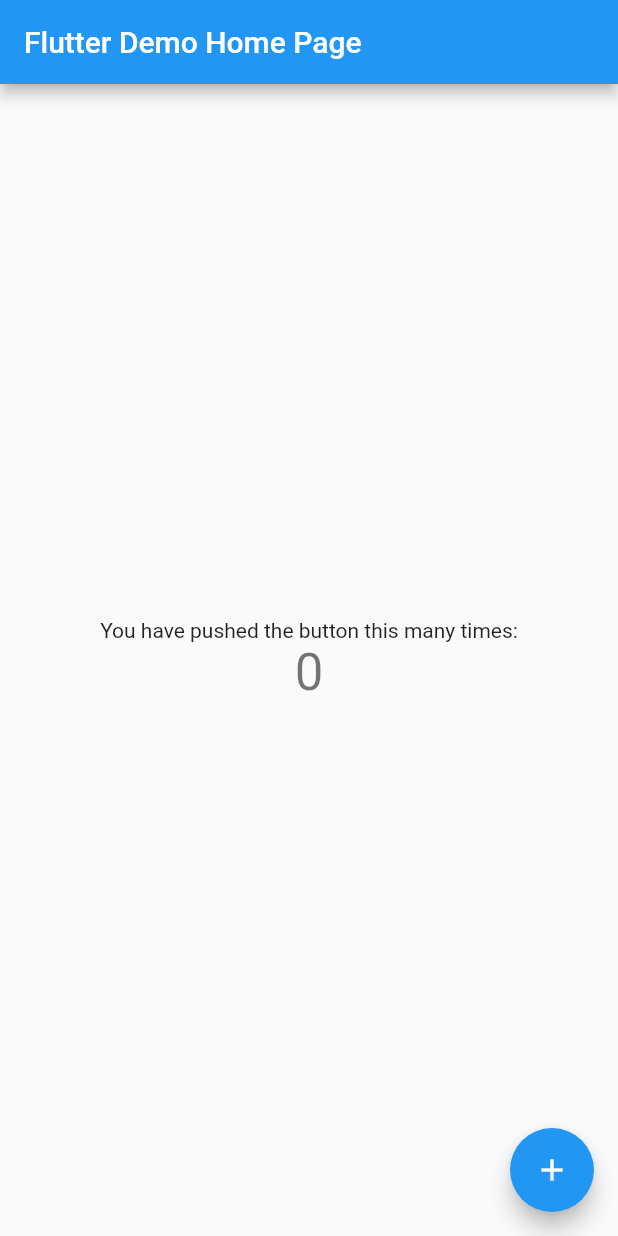
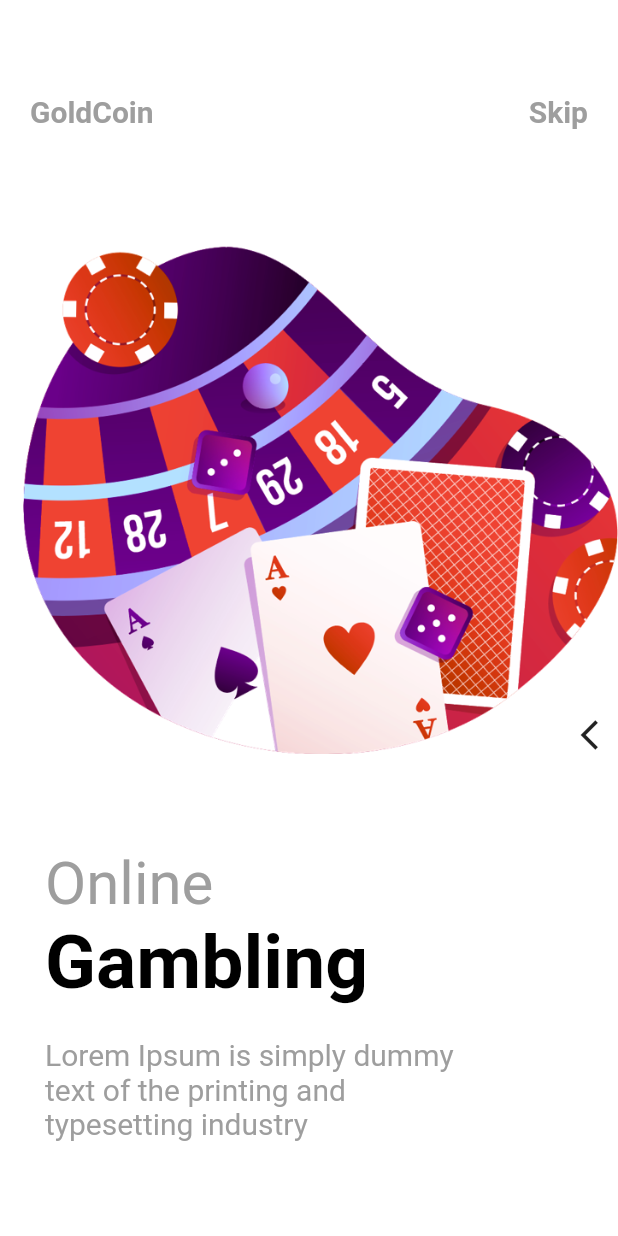
Before and after one commit to niraj97/liquid_swipe, a Flutter app: the screen it shows after launch, on a phone screen of 412 x 824 dp. Run offline on Flutter 3.47's test engine with Material 2 defaults, Android fonts, the phone set to English and light mode, and no system bars; drawn by our look-alikes of liquid_swipe.

Commit message:
final commit

```diff
--- a/lib/main.dart
+++ b/lib/main.dart
@@ -1,117 +1,221 @@
 import 'package:flutter/material.dart';
+import 'package:liquid_swipe/liquid_swipe.dart';
+import 'package:liquid_swipe/Helpers/Helpers.dart';
 
 void main() {
-  runApp(MyApp());
+  runApp(HomePage());
 }
 
-class MyApp extends StatelessWidget {
-  // This widget is the root of your application.
-  @override
-  Widget build(BuildContext context) {
-    return MaterialApp(
-      title: 'Flutter Demo',
-      theme: ThemeData(
-        // This is the theme of your application.
-        //
-        // Try running your application with "flutter run". You'll see the
-        // application has a blue toolbar. Then, without quitting the app, try
-        // changing the primarySwatch below to Colors.green and then invoke
-        // "hot reload" (press "r" in the console where you ran "flutter run",
-        // or simply save your changes to "hot reload" in a Flutter IDE).
-        // Notice that the counter didn't reset back to zero; the application
-        // is not restarted.
-        primarySwatch: Colors.blue,
-        // This makes the visual density adapt to the platform that you run
-        // the app on. For desktop platforms, the controls will be smaller and
-        // closer together (more dense) than on mobile platforms.
-        visualDensity: VisualDensity.adaptivePlatformDensity,
-      ),
-      home: MyHomePage(title: 'Flutter Demo Home Page'),
+class HomePage extends StatelessWidget {
+  static const TextStyle goldcoinGreyStyle = TextStyle(
+    color: Colors.grey,
+    fontSize: 20.0,
+    fontWeight: FontWeight.bold,
   );
-  }
-}
 
-class MyHomePage extends StatefulWidget {
-  MyHomePage({Key key, this.title}) : super(key: key);
+  static const TextStyle goldCoinWhiteStyle = TextStyle(
+    color: Colors.white,
+    fontSize: 20.0,
+    fontWeight: FontWeight.bold,
+  );
 
-  // This widget is the home page of your application. It is stateful, meaning
-  // that it has a State object (defined below) that contains fields that affect
-  // how it looks.
+  static const TextStyle greyStyle = TextStyle(
+    fontSize: 40.0,
+    color: Colors.grey,
+  );
+  static const TextStyle whiteStyle =
+      TextStyle(fontSize: 40.0, color: Colors.white);
 
-  // This class is the configuration for the state. It holds the values (in this
-  // case the title) provided by the parent (in this case the App widget) and
-  // used by the build method of the State. Fields in a Widget subclass are
-  // always marked "final".
+  static const TextStyle boldStyle = TextStyle(
+    fontSize: 50.0,
+    color: Colors.black,
+    fontWeight: FontWeight.bold,
+  );
 
-  final String title;
+  static const TextStyle descriptionGreyStyle = TextStyle(
+    color: Colors.grey,
+    fontSize: 20.0,
+  );
 
-  @override
-  _MyHomePageState createState() => _MyHomePageState();
-}
+  static const TextStyle descriptionWhiteStyle = TextStyle(
+    color: Colors.white,
+    fontSize: 20.0,
+  );
 
-class _MyHomePageState extends State<MyHomePage> {
-  int _counter = 0;
-
-  void _incrementCounter() {
-    setState(() {
-      // This call to setState tells the Flutter framework that something has
-      // changed in this State, which causes it to rerun the build method below
-      // so that the display can reflect the updated values. If we changed
-      // _counter without calling setState(), then the build method would not be
-      // called again, and so nothing would appear to happen.
-      _counter++;
-    });
-  }
-
-  @override
-  Widget build(BuildContext context) {
-    // This method is rerun every time setState is called, for instance as done
-    // by the _incrementCounter method above.
-    //
-    // The Flutter framework has been optimized to make rerunning build methods
-    // fast, so that you can just rebuild anything that needs updating rather
-    // than having to individually change instances of widgets.
-    return Scaffold(
-      appBar: AppBar(
-        // Here we take the value from the MyHomePage object that was created by
-        // the App.build method, and use it to set our appbar title.
-        title: Text(widget.title),
-      ),
-      body: Center(
-        // Center is a layout widget. It takes a single child and positions it
-        // in the middle of the parent.
+  final pages = [
+    Container(
+      color: Colors.white,
       child: Column(
-          // Column is also a layout widget. It takes a list of children and
-          // arranges them vertically. By default, it sizes itself to fit its
-          // children horizontally, and tries to be as tall as its parent.
-          //
-          // Invoke "debug painting" (press "p" in the console, choose the
-          // "Toggle Debug Paint" action from the Flutter Inspector in Android
-          // Studio, or the "Toggle Debug Paint" command in Visual Studio Code)
-          // to see the wireframe for each widget.
-          //
-          // Column has various properties to control how it sizes itself and
-          // how it positions its children. Here we use mainAxisAlignment to
-          // center the children vertically; the main axis here is the vertical
-          // axis because Columns are vertical (the cross axis would be
-          // horizontal).
-          mainAxisAlignment: MainAxisAlignment.center,
+        mainAxisAlignment: MainAxisAlignment.spaceEvenly,
+        crossAxisAlignment: CrossAxisAlignment.start,
+        children: <Widget>[
+          Padding(
+            padding: const EdgeInsets.symmetric(horizontal: 20.0),
+            child: Row(
+              mainAxisAlignment: MainAxisAlignment.spaceBetween,
               children: <Widget>[
                 Text(
-              'You have pushed the button this many times:',
+                  "GoldCoin",
+                  style: goldcoinGreyStyle,
                 ),
                 Text(
-              '$_counter',
-              style: Theme.of(context).textTheme.headline4,
+                  "Skip",
+                  style: goldcoinGreyStyle,
                 ),
               ],
             ),
           ),
-      floatingActionButton: FloatingActionButton(
-        onPressed: _incrementCounter,
-        tooltip: 'Increment',
-        child: Icon(Icons.add),
-      ), // This trailing comma makes auto-formatting nicer for build methods.
+          Image.asset("assets/firstImage.png"),
+          Padding(
+            padding: const EdgeInsets.symmetric(horizontal: 30.0),
+            child: Column(
+              // mainAxisAlignment: MainAxisAlignment.start,
+              crossAxisAlignment: CrossAxisAlignment.start,
+              children: <Widget>[
+                Text(
+                  "Online",
+                  style: greyStyle,
+                ),
+                Text(
+                  "Gambling",
+                  style: boldStyle,
+                ),
+                SizedBox(
+                  height: 20.0,
+                ),
+                Text(
+                  "Lorem Ipsum is simply dummy\n"
+                  "text of the printing and \n"
+                  "typesetting industry",
+                  style: descriptionGreyStyle,
+                ),
+              ],
+            ),
+          )
+        ],
+      ),
+    ),
+    Container(
+      color: Color(0xFF55006c),
+      child: Column(
+        mainAxisAlignment: MainAxisAlignment.spaceEvenly,
+        crossAxisAlignment: CrossAxisAlignment.start,
+        children: <Widget>[
+          Padding(
+            padding: const EdgeInsets.symmetric(horizontal: 20.0),
+            child: Row(
+              mainAxisAlignment: MainAxisAlignment.spaceBetween,
+              children: <Widget>[
+                Text(
+                  "GoldCoin",
+                  style: goldCoinWhiteStyle,
+                ),
+                Text(
+                  "Skip",
+                  style: goldCoinWhiteStyle,
+                ),
+              ],
+            ),
+          ),
+          Image.asset("assets/secondImage.png"),
+          Padding(
+            padding: const EdgeInsets.symmetric(horizontal: 30.0),
+            child: Column(
+              crossAxisAlignment: CrossAxisAlignment.start,
+              children: <Widget>[
+                Text(
+                  "Online",
+                  style: whiteStyle,
+                ),
+                Text(
+                  "Gaming",
+                  style: boldStyle,
+                ),
+                SizedBox(
+                  height: 20.0,
+                ),
+                Text(
+                  "Lorem Ipsum is simply dummy\n"
+                  "text of the printing and \n"
+                  "typesetting industry",
+                  style: descriptionWhiteStyle,
+                ),
+              ],
+            ),
+          )
+        ],
+      ),
+    ),
+    Container(
+      color: Colors.orange,
+      child: Column(
+        mainAxisAlignment: MainAxisAlignment.spaceEvenly,
+        crossAxisAlignment: CrossAxisAlignment.start,
+        children: <Widget>[
+          Padding(
+            padding: const EdgeInsets.symmetric(horizontal: 20.0),
+            child: Row(
+              mainAxisAlignment: MainAxisAlignment.spaceBetween,
+              children: <Widget>[
+                Text(
+                  "GoldCoin",
+                  style: goldCoinWhiteStyle,
+                ),
+                Text(
+                  "Skip",
+                  style: goldCoinWhiteStyle,
+                ),
+              ],
+            ),
+          ),
+          Image.asset("assets/firstImage.png"),
+          Padding(
+            padding: const EdgeInsets.symmetric(horizontal: 30.0),
+            child: Column(
+              crossAxisAlignment: CrossAxisAlignment.start,
+              children: <Widget>[
+                Text(
+                  "Online",
+                  style: whiteStyle,
+                ),
+                Text(
+                  "Gambling",
+                  style: boldStyle,
+                ),
+                SizedBox(
+                  height: 20.0,
+                ),
+                Text(
+                  "Lorem Ipsum is simply dummy\n"
+                  "text of the printing and \n"
+                  "typesetting industry",
+                  style: descriptionWhiteStyle,
+                ),
+              ],
+            ),
+          )
+        ],
+      ),
+    ),
+  ];
+
+  @override
+  Widget build(BuildContext context) {
+    return MaterialApp(
+      home: Scaffold(
+        body: Builder(
+          builder: (context) => LiquidSwipe(
+            pages: pages,
+            initialPage: 0,
+            enableSlideIcon: true,
+            slideIconWidget: Icon(Icons.arrow_back_ios),
+            fullTransitionValue: 300,
+            positionSlideIcon: 0.6,
+//            enableLoop: false,
+            waveType: WaveType.liquidReveal,
+          ),
+        ),
+      ),
     );
   }
 }
--- a/pubspec.yaml
+++ b/pubspec.yaml
@@ -46,8 +46,8 @@ flutter:
   uses-material-design: true
 
   # To add assets to your application, add an assets section, like this:
-  # assets:
-  #   - images/a_dot_burr.jpeg
+  assets:
+    - assets/
   #   - images/a_dot_ham.jpeg
 
   # An image asset can refer to one or more resolution-specific "variants", see
```
Also changed, not shown: assets/firstImage.png (added), assets/secondImage.png (added). Lines whose indentation alone changed are shown as unchanged.
